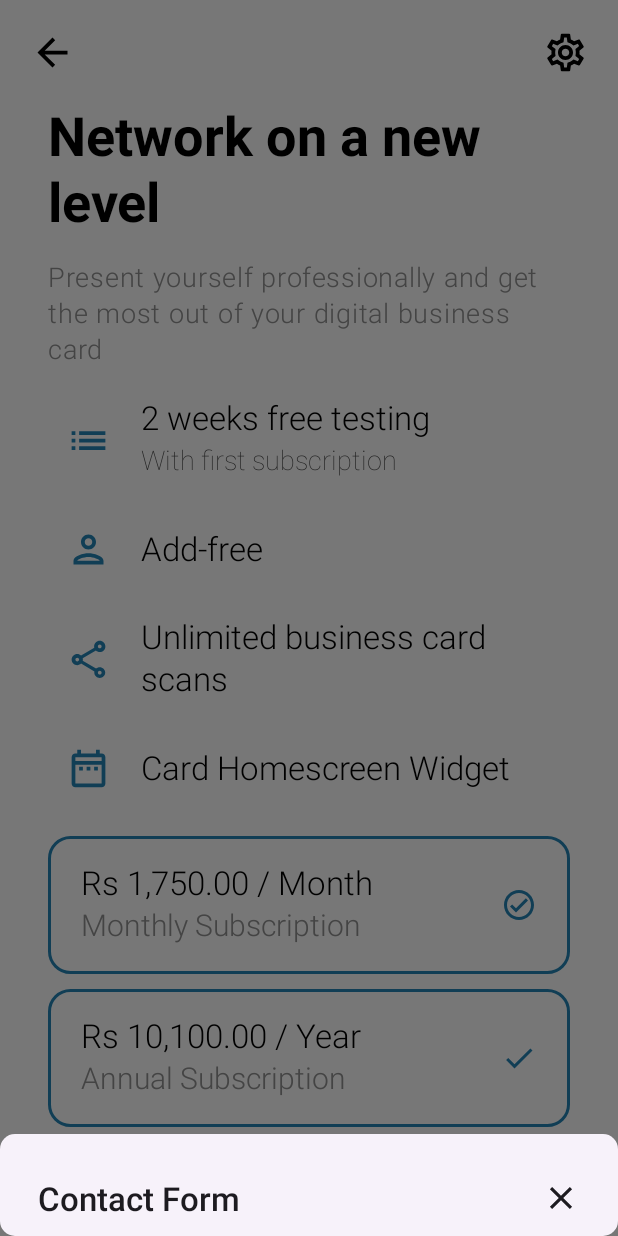
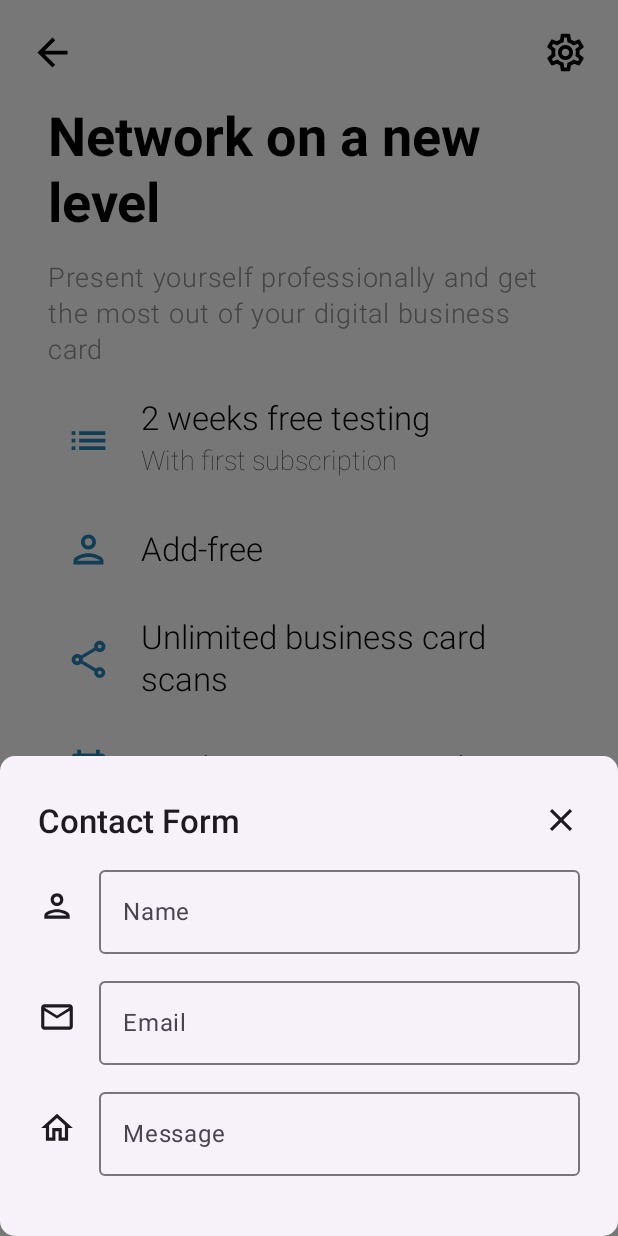
Before and after one commit to aminakhtar5595/PulseID, an Android app built with Jetpack Compose: the screen it shows after launch (MainActivity), after a tap on "Setting icon", on a phone screen of 412 x 824 dp. Run offline under Robolectric (Android 15) with nearby library versions, the phone set to English and light mode, and no system bars; our stand-ins replace accompanist.

Commit message:
Added name, email ande message input on contact form modal in premium screen

```diff
--- a/app/src/main/java/com/example/digitalbusinesscard/ui/screens/premium/PremiumScreen.kt
+++ b/app/src/main/java/com/example/digitalbusinesscard/ui/screens/premium/PremiumScreen.kt
@@ -183,6 +183,13 @@ fun ContactFormSheet(
                         modifier = Modifier.size(25.dp)
                     )
                 }
+                Spacer(modifier = Modifier.height(10.dp))
+                InputWithIcon(icon = Icons.Outlined.Person, input = name, placeholder = "Name")
+                Spacer(modifier = Modifier.height(10.dp))
+                InputWithIcon(icon = Icons.Outlined.Email, input = name, placeholder = "Email")
+                Spacer(modifier = Modifier.height(10.dp))
+                InputWithIcon(icon = Icons.Outlined.Home, input = name, placeholder = "Message")
+                Spacer(modifier = Modifier.height(30.dp))
             }
         }
     }
```
